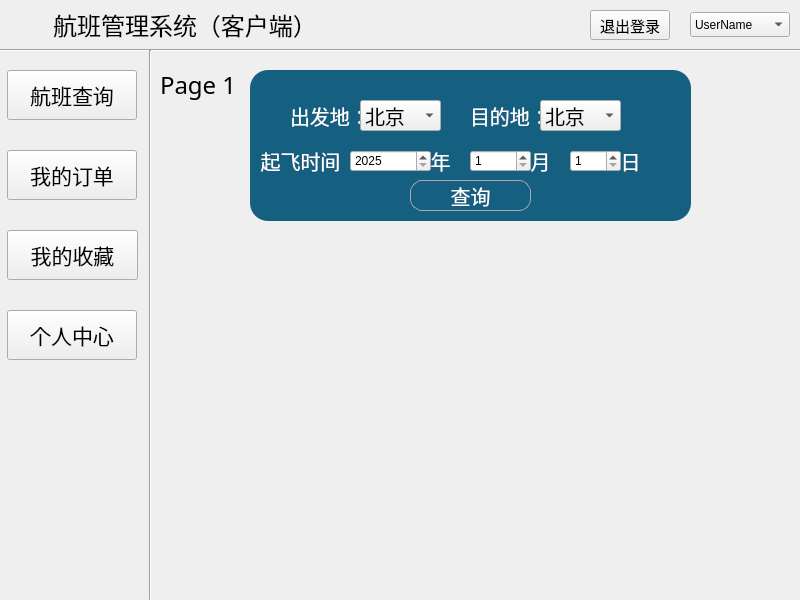
This is UserMainWindow.ui in ImmortalWatcher/Flient_Management as Qt 5 draws it before an edit. The edited form follows.
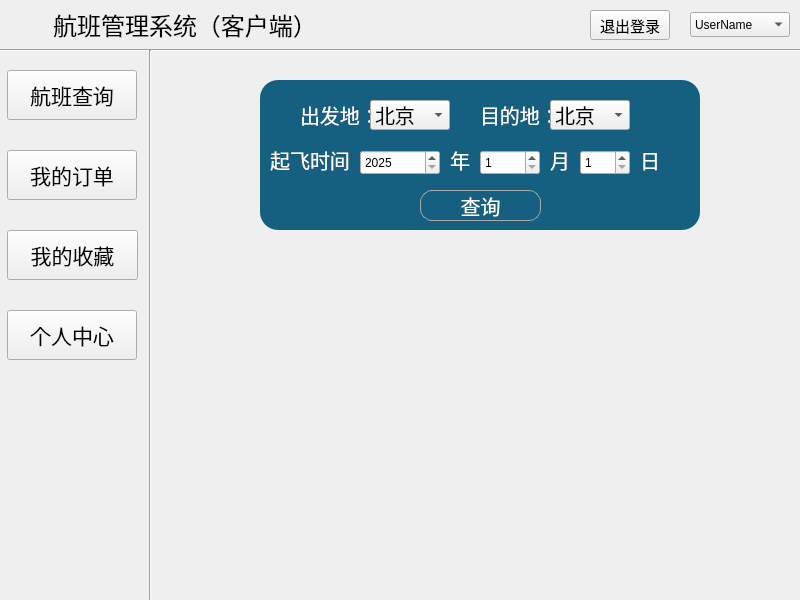
This is the edited form. The open tabs and pages were chosen to show the change. Icons and pictures are not drawn.

Commit message: 过渡：UserMainWindow.ui 冲突

```diff
--- a/UserMainWindow.ui
+++ b/UserMainWindow.ui
@@ -280,32 +280,13 @@
      <number>3</number>
     </property>
     <widget class="QWidget" name="page_1">
-     <widget class="QLabel" name="label_1">
-      <property name="geometry">
-       <rect>
-        <x>10</x>
-        <y>10</y>
-        <width>80</width>
-        <height>50</height>
-       </rect>
-      </property>
-      <property name="font">
-       <font>
-        <family>华文楷体</family>
-        <pointsize>18</pointsize>
-       </font>
-      </property>
-      <property name="text">
-       <string>Page 1</string>
-      </property>
-     </widget>
      <widget class="QFrame" name="flightsearch">
       <property name="geometry">
        <rect>
-        <x>100</x>
-        <y>20</y>
-        <width>441</width>
-        <height>151</height>
+        <x>110</x>
+        <y>30</y>
+        <width>440</width>
+        <height>150</height>
        </rect>
       </property>
       <property name="font">
@@ -331,9 +312,9 @@
        <property name="geometry">
         <rect>
          <x>40</x>
-         <y>20</y>
-         <width>81</width>
-         <height>51</height>
+         <y>10</y>
+         <width>80</width>
+         <height>50</height>
         </rect>
        </property>
        <property name="palette">
@@ -552,9 +533,9 @@
        <property name="geometry">
         <rect>
          <x>220</x>
-         <y>20</y>
-         <width>81</width>
-         <height>51</height>
+         <y>10</y>
+         <width>80</width>
+         <height>50</height>
         </rect>
        </property>
        <property name="palette">
@@ -773,9 +754,9 @@
        <property name="geometry">
         <rect>
          <x>10</x>
-         <y>70</y>
-         <width>81</width>
-         <height>41</height>
+         <y>60</y>
+         <width>80</width>
+         <height>40</height>
         </rect>
        </property>
        <property name="palette">
@@ -998,9 +979,9 @@
        <property name="geometry">
         <rect>
          <x>100</x>
-         <y>80</y>
-         <width>81</width>
-         <height>22</height>
+         <y>70</y>
+         <width>80</width>
+         <height>25</height>
         </rect>
        </property>
        <property name="minimum">
@@ -1014,9 +995,9 @@
        <property name="geometry">
         <rect>
          <x>220</x>
-         <y>80</y>
-         <width>61</width>
-         <height>22</height>
+         <y>70</y>
+         <width>60</width>
+         <height>25</height>
         </rect>
        </property>
        <property name="minimum">
@@ -1030,9 +1011,9 @@
        <property name="geometry">
         <rect>
          <x>320</x>
-         <y>80</y>
-         <width>51</width>
-         <height>22</height>
+         <y>70</y>
+         <width>50</width>
+         <height>25</height>
         </rect>
        </property>
        <property name="minimum">
@@ -1045,10 +1026,10 @@
       <widget class="QLabel" name="label_7">
        <property name="geometry">
         <rect>
-         <x>270</x>
-         <y>70</y>
-         <width>41</width>
-         <height>41</height>
+         <x>280</x>
+         <y>60</y>
+         <width>40</width>
+         <height>40</height>
         </rect>
        </property>
        <property name="palette">
@@ -1270,10 +1251,10 @@
       <widget class="QLabel" name="label_8">
        <property name="geometry">
         <rect>
-         <x>360</x>
-         <y>70</y>
-         <width>41</width>
-         <height>41</height>
+         <x>370</x>
+         <y>60</y>
+         <width>40</width>
+         <height>40</height>
         </rect>
        </property>
        <property name="palette">
@@ -1495,10 +1476,10 @@
       <widget class="QLabel" name="label_6">
        <property name="geometry">
         <rect>
-         <x>170</x>
-         <y>70</y>
-         <width>41</width>
-         <height>41</height>
+         <x>180</x>
+         <y>60</y>
+         <width>40</width>
+         <height>40</height>
         </rect>
        </property>
        <property name="palette">
@@ -1721,9 +1702,9 @@
        <property name="geometry">
         <rect>
          <x>110</x>
-         <y>30</y>
-         <width>81</width>
-         <height>31</height>
+         <y>20</y>
+         <width>80</width>
+         <height>30</height>
         </rect>
        </property>
        <property name="font">
@@ -1762,9 +1743,9 @@
        <property name="geometry">
         <rect>
          <x>290</x>
-         <y>30</y>
-         <width>81</width>
-         <height>31</height>
+         <y>20</y>
+         <width>80</width>
+         <height>30</height>
         </rect>
        </property>
        <property name="font">
```
Left out of the diff: 81 changed lines with no effect on the pictures.
